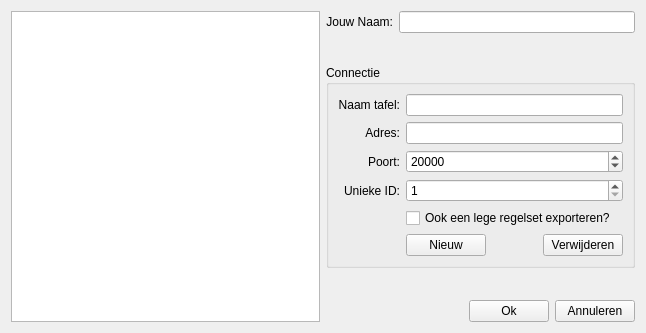
The window that src/app/ruleCreator/settingsdialog.ui (Dtai/PokerbotClient) describes before a commit, drawn with Qt 5.
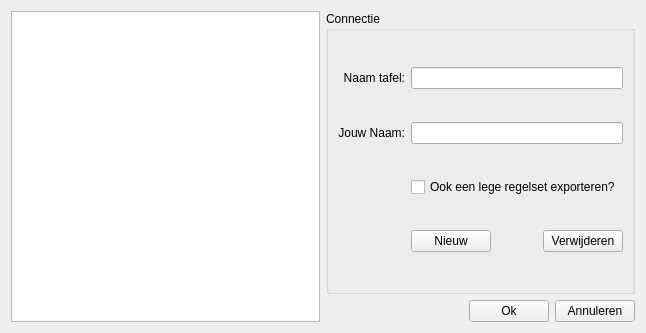
The same window after the commit.

Commit message: Tabs for different tables can be generated at runtime. The settings dialog is already a bit less complex.

The edit to the form file:
```diff
--- a/src/app/ruleCreator/settingsdialog.ui
+++ b/src/app/ruleCreator/settingsdialog.ui
@@ -19,86 +19,13 @@
    </item>
    <item>
     <layout class="QVBoxLayout" name="verticalLayout">
-     <item>
-      <layout class="QHBoxLayout" name="horizontalLayout_3">
-       <item>
-        <widget class="QLabel" name="label_4">
-         <property name="text">
-          <string>Jouw Naam:</string>
-         </property>
-         <property name="alignment">
-          <set>Qt::AlignRight|Qt::AlignTrailing|Qt::AlignVCenter</set>
-         </property>
-        </widget>
-       </item>
-       <item>
-        <widget class="QLineEdit" name="name"/>
-       </item>
-      </layout>
-     </item>
-     <item>
-      <spacer name="verticalSpacer_2">
-       <property name="orientation">
-        <enum>Qt::Vertical</enum>
-       </property>
-       <property name="sizeHint" stdset="0">
-        <size>
-         <width>20</width>
-         <height>10</height>
-        </size>
-       </property>
-      </spacer>
-     </item>
      <item>
       <widget class="QGroupBox" name="groupBox">
        <property name="title">
         <string>Connectie</string>
        </property>
        <layout class="QGridLayout" name="gridLayout">
-        <item row="1" column="0">
-         <widget class="QLabel" name="label">
-          <property name="text">
-           <string>Adres:</string>
-          </property>
-          <property name="alignment">
-           <set>Qt::AlignRight|Qt::AlignTrailing|Qt::AlignVCenter</set>
-          </property>
-         </widget>
-        </item>
-        <item row="1" column="1">
-         <widget class="QLineEdit" name="address"/>
-        </item>
-        <item row="2" column="0">
-         <widget class="QLabel" name="label_2">
-          <property name="text">
-           <string>Poort:</string>
-          </property>
-          <property name="alignment">
-           <set>Qt::AlignRight|Qt::AlignTrailing|Qt::AlignVCenter</set>
-          </property>
-         </widget>
-        </item>
-        <item row="3" column="0">
-         <widget class="QLabel" name="label_3">
-          <property name="text">
-           <string>Unieke ID:</string>
-          </property>
-          <property name="alignment">
-           <set>Qt::AlignRight|Qt::AlignTrailing|Qt::AlignVCenter</set>
-          </property>
-         </widget>
-        </item>
         <item row="3" column="1">
-         <widget class="QSpinBox" name="id">
-          <property name="minimum">
-           <number>1</number>
-          </property>
-          <property name="maximum">
-           <number>10</number>
-          </property>
-         </widget>
-        </item>
-        <item row="5" column="1">
          <layout class="QHBoxLayout" name="horizontalLayout">
           <item>
            <widget class="QPushButton" name="newButton">
@@ -129,19 +56,6 @@
           </item>
          </layout>
         </item>
-        <item row="2" column="1">
-         <widget class="QSpinBox" name="port">
-          <property name="minimum">
-           <number>1024</number>
-          </property>
-          <property name="maximum">
-           <number>65535</number>
-          </property>
-          <property name="value">
-           <number>20000</number>
-          </property>
-         </widget>
-        </item>
         <item row="0" column="0">
          <widget class="QLabel" name="label_5">
           <property name="text">
@@ -155,29 +69,29 @@
         <item row="0" column="1">
          <widget class="QLineEdit" name="connectionName"/>
         </item>
-        <item row="4" column="1">
+        <item row="2" column="1">
          <widget class="QCheckBox" name="emptyRuleSetExporter">
           <property name="text">
            <string>Ook een lege regelset exporteren?</string>
           </property>
          </widget>
         </item>
+        <item row="1" column="1">
+         <widget class="QLineEdit" name="name"/>
+        </item>
+        <item row="1" column="0">
+         <widget class="QLabel" name="label_4">
+          <property name="text">
+           <string>Jouw Naam:</string>
+          </property>
+          <property name="alignment">
+           <set>Qt::AlignRight|Qt::AlignTrailing|Qt::AlignVCenter</set>
+          </property>
+         </widget>
+        </item>
        </layout>
       </widget>
      </item>
-     <item>
-      <spacer name="verticalSpacer">
-       <property name="orientation">
-        <enum>Qt::Vertical</enum>
-       </property>
-       <property name="sizeHint" stdset="0">
-        <size>
-         <width>20</width>
-         <height>10</height>
-        </size>
-       </property>
-      </spacer>
-     </item>
      <item>
       <layout class="QHBoxLayout" name="horizontalLayout_2">
        <item>
```
The commit also changes 5 other files.
